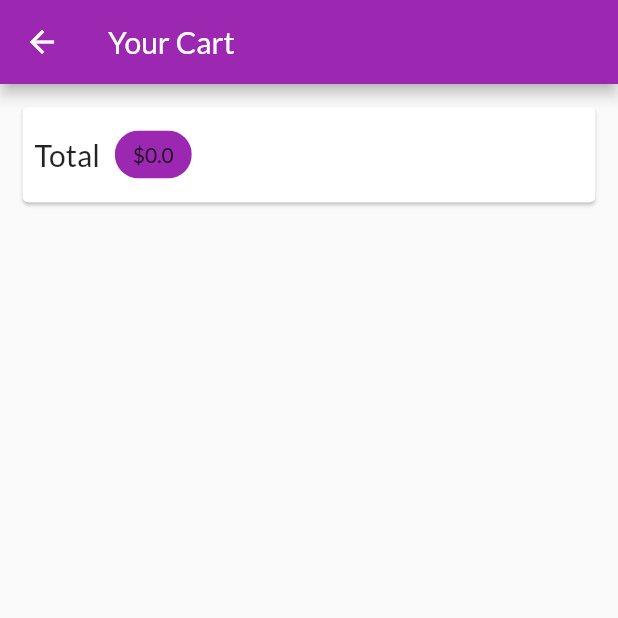
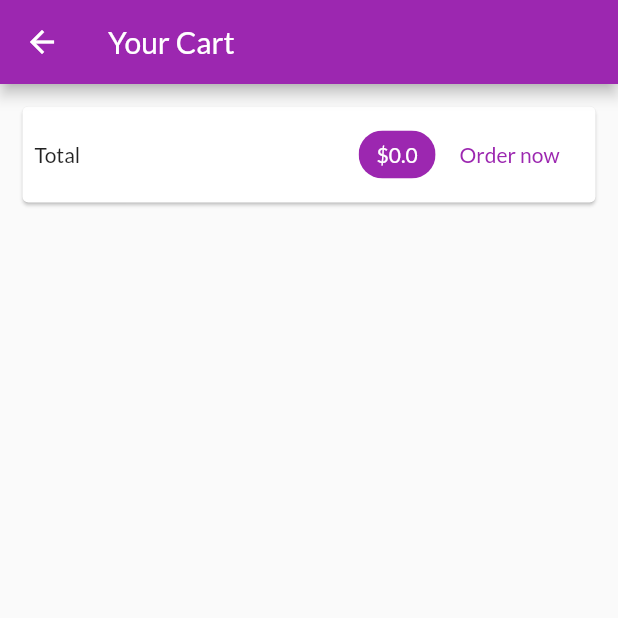
Before and after one commit to 9920261995/ShopAppFlutter, a Flutter app: the CartScreen screen opened by its route, on a phone screen of 412 x 824 dp, the top half of it. Run offline on Flutter 3.47's test engine with Material 2 defaults, Android fonts, the phone set to English and light mode, and no system bars; network calls fail.

Commit message:
with delete list using dismissable in cart

```diff
--- a/lib/Providers/cart_provider.dart
+++ b/lib/Providers/cart_provider.dart
@@ -56,4 +56,9 @@ class CartProvider with ChangeNotifier {
     }
     notifyListeners();
   }
+
+  void removeItem(String productId) {
+    _items.remove(productId);
+    notifyListeners();
+  }
 }
--- a/lib/Screens/cart_screens.dart
+++ b/lib/Screens/cart_screens.dart
@@ -1,14 +1,15 @@
 import 'package:flutter/material.dart';
 import 'package:provider/provider.dart';
-import 'package:shop_app/Providers/cart_provider.dart';
+import 'package:shop_app/Providers/cart_provider.dart' show CartProvider;
+import '../Widgets/cart_item.dart';
 
 class CartScreen extends StatelessWidget {
   static const routeName = '/cart_screen';
 
   @override
   Widget build(BuildContext context) {
-    var totalPrice = Provider.of<CartProvider>(context);
-    var cartAmount = totalPrice.totalAmount;
+    var cart = Provider.of<CartProvider>(context);
+
     return Scaffold(
       appBar: AppBar(
         title: Text("Your Cart"),
@@ -20,22 +21,45 @@ class CartScreen extends StatelessWidget {
             child: Padding(
               padding: const EdgeInsets.all(8.0),
               child: Row(
+                mainAxisAlignment: MainAxisAlignment.spaceBetween,
                 children: <Widget>[
                   Text(
                     "Total",
-                    style: TextStyle(fontSize: 20),
                   ),
-                  SizedBox(
-                    width: 10,
+                  Spacer(),
+                  Chip(
+                    label: Text(
+                        '\$${Provider.of<CartProvider>(context).totalAmount}',
+                        style: TextStyle(
+                            color: Theme.of(context)
+                                .primaryTextTheme
+                                .title
+                                .color)),
+                    backgroundColor: Theme.of(context).primaryColor,
                   ),
-                  Chip(
-                    label: Text('\$${cartAmount}'),
-                    backgroundColor: Theme.of(context).primaryColor,
+                  FlatButton(
+                    onPressed: () {},
+                    child: Text(
+                      'Order now',
+                      style: TextStyle(color: Theme.of(context).primaryColor),
+                    ),
                   )
                 ],
               ),
             ),
-          )
+          ),
+          SizedBox(height: 10),
+          Expanded(
+              child: ListView.builder(
+            itemBuilder: (ctx, index) => CartItem(
+              cart.items.values.toList()[index].id,
+              cart.items.values.toList()[index].title,
+              cart.items.values.toList()[index].quantity,
+              cart.items.values.toList()[index].price,
+              cart.items.keys.toList()[index],
+            ),
+            itemCount: cart.cartItemCount,
+          ))
         ],
       ),
     );
```
Also changed, not shown: lib/Widgets/cart_item.dart (added, +58 -0 lines).
